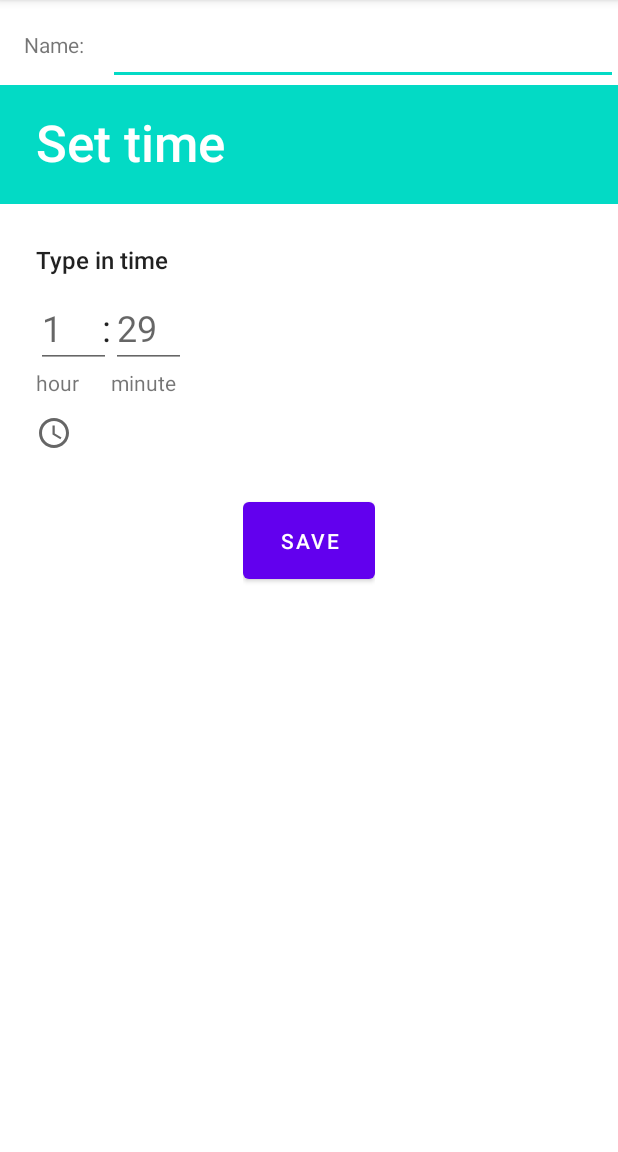
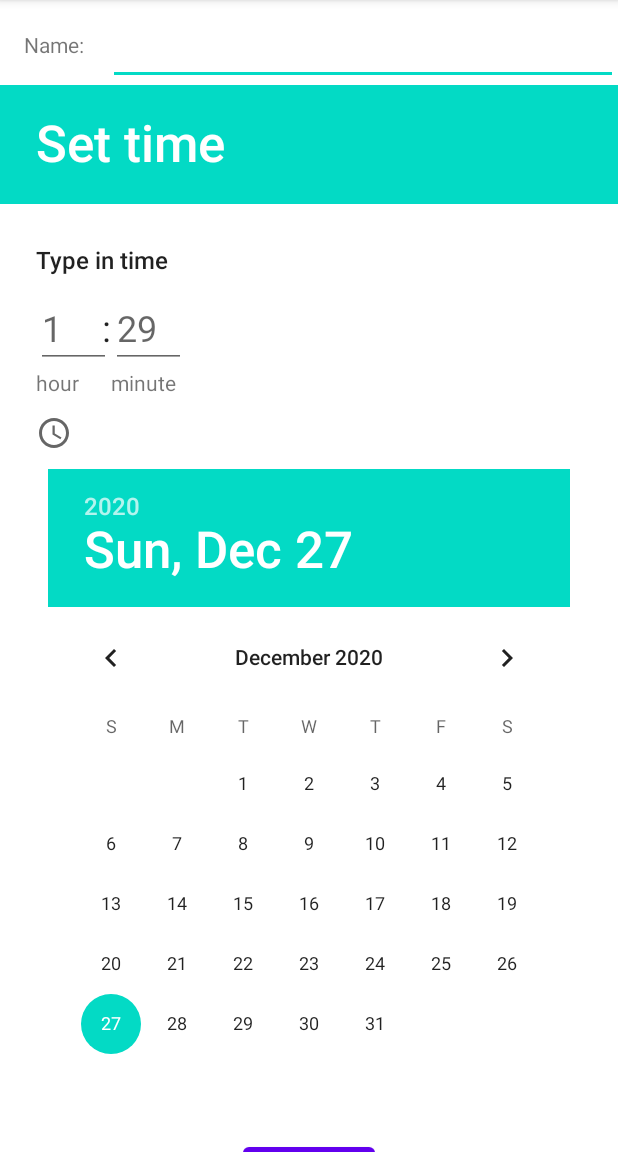
Before and after one commit to outofthecave/Libralarm, an Android app: the AddEditDeleteAlarmActivity screen opened directly, with no data from a screen before it, after a tap on an icon or button, on a phone screen of 412 x 824 dp, the part 84-1236 px from its top. Run offline under Robolectric (Android 15) with nearby library versions, the phone set to English and light mode, and no system bars; 2 other taps on this screen came first.

```diff
--- a/app/src/main/java/com/outofthecave/libralarm/model/CalendarUtil.java
+++ b/app/src/main/java/com/outofthecave/libralarm/model/CalendarUtil.java
@@ -6,8 +6,12 @@ public class CalendarUtil {
     private CalendarUtil() {
     }
 
+    public static int getOneBasedMonth(int calendarMonth) {
+        return 1 + calendarMonth - Calendar.JANUARY;
+    }
+
     public static int getOneBasedMonth(Calendar calendar) {
-        return 1 + calendar.get(Calendar.MONTH) - Calendar.JANUARY;
+        return getOneBasedMonth(calendar.get(Calendar.MONTH));
     }
 
     public static int getMonthForCalendar(DateTime dateTime) {
--- a/app/src/main/res/layout/activity_add_edit_delete_alarm.xml
+++ b/app/src/main/res/layout/activity_add_edit_delete_alarm.xml
@@ -43,6 +43,11 @@
                 android:layout_width="wrap_content"
                 android:layout_height="wrap_content" />
 
+            <DatePicker
+                android:id="@+id/datePicker"
+                android:layout_width="wrap_content"
+                android:layout_height="wrap_content" />
+
             <LinearLayout
                 android:layout_width="wrap_content"
                 android:layout_height="wrap_content"
```
Also changed, not shown: app/src/main/java/com/outofthecave/libralarm/AddEditDeleteAlarmActivity.java (+10 -5 lines).
